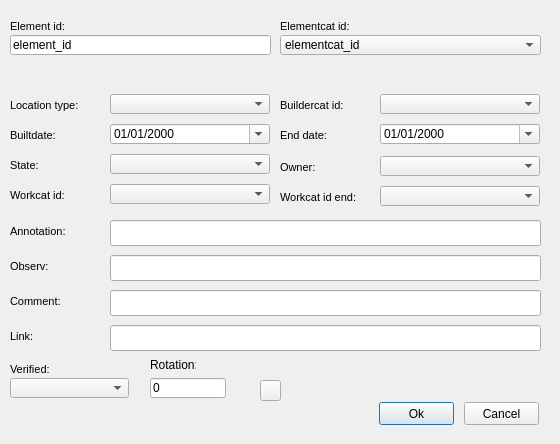
First picture: the form in ui/element.ui, repository Giswater/giswater_qgis_plugin, before the edit.
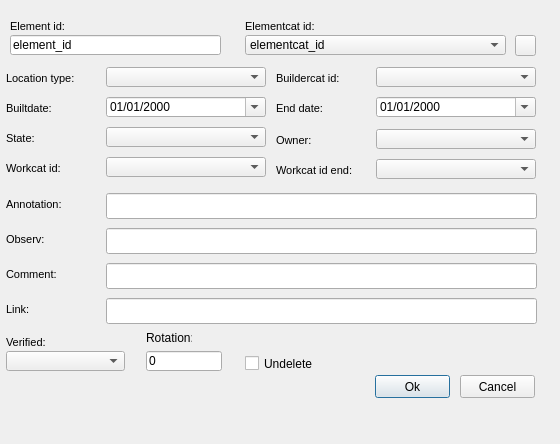
Second picture: the form after the edit. Icons and pictures are not drawn.

What changed in the file:
```diff
--- a/ui/element.ui
+++ b/ui/element.ui
@@ -16,8 +16,8 @@
   <widget class="QLabel" name="label_owner">
    <property name="geometry">
     <rect>
-     <x>280</x>
-     <y>156</y>
+     <x>276</x>
+     <y>129</y>
      <width>90</width>
      <height>22</height>
     </rect>
@@ -49,8 +49,8 @@
   <widget class="QDateTimeEdit" name="builtdate">
    <property name="geometry">
     <rect>
-     <x>110</x>
-     <y>124</y>
+     <x>106</x>
+     <y>97</y>
      <width>160</width>
      <height>20</height>
     </rect>
@@ -65,8 +65,8 @@
   <widget class="QLabel" name="label_comment">
    <property name="geometry">
     <rect>
-     <x>10</x>
-     <y>290</y>
+     <x>6</x>
+     <y>263</y>
      <width>90</width>
      <height>22</height>
     </rect>
@@ -98,8 +98,8 @@
   <widget class="QLabel" name="label_builtdate">
    <property name="geometry">
     <rect>
-     <x>10</x>
-     <y>124</y>
+     <x>6</x>
+     <y>97</y>
      <width>90</width>
      <height>22</height>
     </rect>
@@ -131,7 +131,7 @@
   <widget class="QComboBox" name="elementcat_id">
    <property name="geometry">
     <rect>
-     <x>280</x>
+     <x>245</x>
      <y>35</y>
      <width>261</width>
      <height>20</height>
@@ -146,8 +146,8 @@
   <widget class="QLineEdit" name="annotation">
    <property name="geometry">
     <rect>
-     <x>110</x>
-     <y>220</y>
+     <x>106</x>
+     <y>193</y>
      <width>431</width>
      <height>26</height>
     </rect>
@@ -156,8 +156,8 @@
   <widget class="QLabel" name="label_enddate">
    <property name="geometry">
     <rect>
-     <x>280</x>
-     <y>124</y>
+     <x>276</x>
+     <y>97</y>
      <width>90</width>
      <height>22</height>
     </rect>
@@ -189,8 +189,8 @@
   <widget class="QLabel" name="label_observ">
    <property name="geometry">
     <rect>
-     <x>10</x>
-     <y>255</y>
+     <x>6</x>
+     <y>228</y>
      <width>90</width>
      <height>22</height>
     </rect>
@@ -222,8 +222,8 @@
   <widget class="QComboBox" name="location_type">
    <property name="geometry">
     <rect>
-     <x>110</x>
-     <y>94</y>
+     <x>106</x>
+     <y>67</y>
      <width>160</width>
      <height>20</height>
     </rect>
@@ -232,8 +232,8 @@
   <widget class="QComboBox" name="buildercat_id">
    <property name="geometry">
     <rect>
-     <x>380</x>
-     <y>94</y>
+     <x>376</x>
+     <y>67</y>
      <width>160</width>
      <height>20</height>
     </rect>
@@ -242,8 +242,8 @@
   <widget class="QLineEdit" name="observ">
    <property name="geometry">
     <rect>
-     <x>110</x>
-     <y>255</y>
+     <x>106</x>
+     <y>228</y>
      <width>431</width>
      <height>26</height>
     </rect>
@@ -252,7 +252,7 @@
   <widget class="QLabel" name="label_elementcat_id">
    <property name="geometry">
     <rect>
-     <x>280</x>
+     <x>245</x>
      <y>15</y>
      <width>90</width>
      <height>22</height>
@@ -288,8 +288,8 @@
   <widget class="QComboBox" name="workcat_id_end">
    <property name="geometry">
     <rect>
-     <x>380</x>
-     <y>186</y>
+     <x>376</x>
+     <y>159</y>
      <width>160</width>
      <height>20</height>
     </rect>
@@ -298,8 +298,8 @@
   <widget class="QLabel" name="label_buildercat_id">
    <property name="geometry">
     <rect>
-     <x>280</x>
-     <y>94</y>
+     <x>276</x>
+     <y>67</y>
      <width>90</width>
      <height>22</height>
     </rect>
@@ -331,8 +331,8 @@
   <widget class="QLabel" name="label_state">
    <property name="geometry">
     <rect>
-     <x>10</x>
-     <y>154</y>
+     <x>6</x>
+     <y>127</y>
      <width>90</width>
      <height>22</height>
     </rect>
@@ -364,8 +364,8 @@
   <widget class="QLabel" name="label_rotation">
    <property name="geometry">
     <rect>
-     <x>150</x>
-     <y>358</y>
+     <x>146</x>
+     <y>331</y>
      <width>46</width>
      <height>13</height>
     </rect>
@@ -377,8 +377,8 @@
   <widget class="QLineEdit" name="rotation">
    <property name="geometry">
     <rect>
-     <x>150</x>
-     <y>378</y>
+     <x>146</x>
+     <y>351</y>
      <width>76</width>
      <height>20</height>
     </rect>
@@ -390,8 +390,8 @@
   <widget class="QLabel" name="label_workcat_id_end">
    <property name="geometry">
     <rect>
-     <x>280</x>
-     <y>186</y>
+     <x>276</x>
+     <y>159</y>
      <width>90</width>
      <height>22</height>
     </rect>
@@ -423,8 +423,8 @@
   <widget class="QLineEdit" name="link">
    <property name="geometry">
     <rect>
-     <x>110</x>
-     <y>325</y>
+     <x>106</x>
+     <y>298</y>
      <width>431</width>
      <height>26</height>
     </rect>
@@ -469,8 +469,8 @@
   <widget class="QLabel" name="label_location_type">
    <property name="geometry">
     <rect>
-     <x>10</x>
-     <y>94</y>
+     <x>6</x>
+     <y>67</y>
      <width>90</width>
      <height>22</height>
     </rect>
@@ -502,8 +502,8 @@
   <widget class="QComboBox" name="ownercat_id">
    <property name="geometry">
     <rect>
-     <x>380</x>
-     <y>156</y>
+     <x>376</x>
+     <y>129</y>
      <width>160</width>
      <height>20</height>
     </rect>
@@ -512,8 +512,8 @@
   <widget class="QLabel" name="label_link">
    <property name="geometry">
     <rect>
-     <x>10</x>
-     <y>325</y>
+     <x>6</x>
+     <y>298</y>
      <width>90</width>
      <height>22</height>
     </rect>
@@ -545,8 +545,8 @@
   <widget class="QDateTimeEdit" name="enddate">
    <property name="geometry">
     <rect>
-     <x>380</x>
-     <y>124</y>
+     <x>376</x>
+     <y>97</y>
      <width>160</width>
      <height>20</height>
     </rect>
@@ -561,8 +561,8 @@
   <widget class="QLineEdit" name="comment">
    <property name="geometry">
     <rect>
-     <x>110</x>
-     <y>290</y>
+     <x>106</x>
+     <y>263</y>
      <width>431</width>
      <height>26</height>
     </rect>
@@ -573,7 +573,7 @@
     <rect>
      <x>10</x>
      <y>35</y>
-     <width>261</width>
+     <width>211</width>
      <height>20</height>
     </rect>
    </property>
@@ -584,8 +584,8 @@
   <widget class="QLabel" name="label_annotation">
    <property name="geometry">
     <rect>
-     <x>10</x>
-     <y>220</y>
+     <x>6</x>
+     <y>193</y>
      <width>90</width>
      <height>22</height>
     </rect>
@@ -617,8 +617,8 @@
   <widget class="QLabel" name="label_workcat_id">
    <property name="geometry">
     <rect>
-     <x>10</x>
-     <y>184</y>
+     <x>6</x>
+     <y>157</y>
      <width>90</width>
      <height>22</height>
     </rect>
@@ -650,8 +650,8 @@
   <widget class="QComboBox" name="state">
    <property name="geometry">
     <rect>
-     <x>110</x>
-     <y>154</y>
+     <x>106</x>
+     <y>127</y>
      <width>160</width>
      <height>20</height>
     </rect>
@@ -660,8 +660,8 @@
   <widget class="QComboBox" name="workcat_id">
    <property name="geometry">
     <rect>
-     <x>110</x>
-     <y>184</y>
+     <x>106</x>
+     <y>157</y>
      <width>160</width>
      <height>20</height>
     </rect>
@@ -670,8 +670,8 @@
   <widget class="QComboBox" name="verified">
    <property name="geometry">
     <rect>
-     <x>10</x>
-     <y>378</y>
+     <x>6</x>
+     <y>351</y>
      <width>119</width>
      <height>20</height>
     </rect>
@@ -680,8 +680,8 @@
   <widget class="QLabel" name="label_verified">
    <property name="geometry">
     <rect>
-     <x>10</x>
-     <y>358</y>
+     <x>6</x>
+     <y>331</y>
      <width>90</width>
      <height>22</height>
     </rect>
@@ -716,8 +716,8 @@
   <widget class="QPushButton" name="btn_accept">
    <property name="geometry">
     <rect>
-     <x>379</x>
-     <y>402</y>
+     <x>375</x>
+     <y>375</y>
      <width>75</width>
      <height>23</height>
     </rect>
@@ -729,8 +729,8 @@
   <widget class="QPushButton" name="btn_cancel">
    <property name="geometry">
     <rect>
-     <x>464</x>
-     <y>402</y>
+     <x>460</x>
+     <y>375</y>
      <width>75</width>
      <height>23</height>
     </rect>
@@ -742,8 +742,8 @@
   <widget class="QPushButton" name="add_geom">
    <property name="geometry">
     <rect>
-     <x>260</x>
-     <y>380</y>
+     <x>515</x>
+     <y>35</y>
      <width>21</width>
      <height>21</height>
     </rect>
@@ -756,6 +756,19 @@
      <normaloff>../icons/129.png</normaloff>../icons/129.png</iconset>
    </property>
   </widget>
+  <widget class="QCheckBox" name="undelete">
+   <property name="geometry">
+    <rect>
+     <x>245</x>
+     <y>355</y>
+     <width>77</width>
+     <height>17</height>
+    </rect>
+   </property>
+   <property name="text">
+    <string>Undelete</string>
+   </property>
+  </widget>
  </widget>
  <tabstops>
   <tabstop>element_id</tabstop>
```
